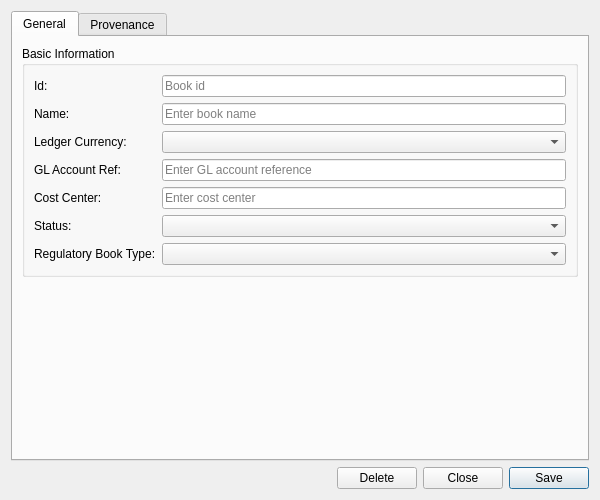
Qt form projects/ores.qt/refdata/ui/BookDetailDialog.ui (OreStudio/OreStudio) before a commit.
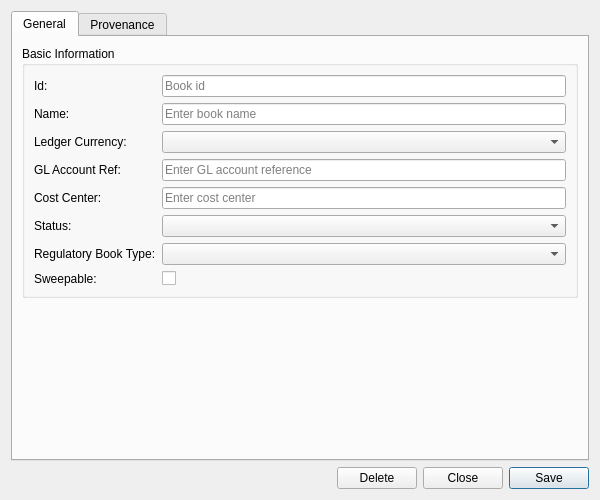
The same form after that commit. Custom widgets are drawn as their Qt base class.

Commit message: [refdata,qt,sql,codegen] Add is_sweepable flag to book

```diff
--- a/projects/ores.qt/refdata/ui/BookDetailDialog.ui
+++ b/projects/ores.qt/refdata/ui/BookDetailDialog.ui
@@ -139,6 +139,20 @@
             </property>
            </widget>
           </item>
+          <item row="7" column="0">
+           <widget class="QLabel" name="labelIsSweepable">
+            <property name="text">
+             <string>Sweepable:</string>
+            </property>
+           </widget>
+          </item>
+          <item row="7" column="1">
+           <widget class="QCheckBox" name="isSweepableCheckBox">
+            <property name="text">
+             <string/>
+            </property>
+           </widget>
+          </item>
          </layout>
         </widget>
        </item>
```
The commit also changes 25 other files.
